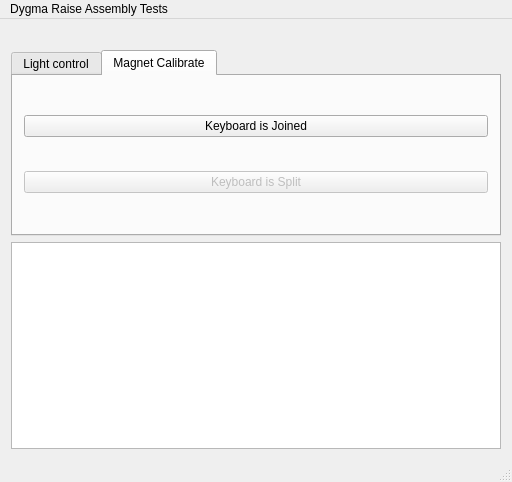
This is combined_tests/mainwindow.ui in Dygmalab/assembly_tests as Qt 5 draws it before an edit. The edited form follows.
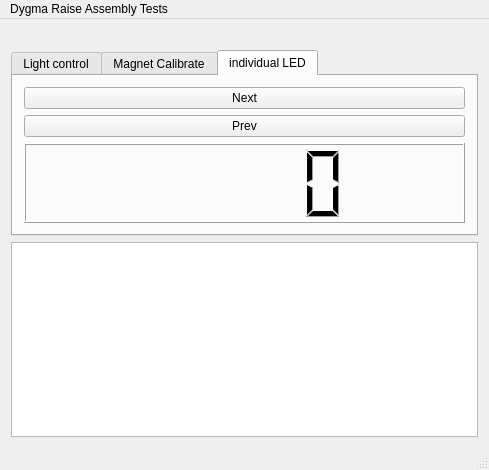
This is the edited form. Icons and pictures are not drawn.

Commit message: added individual led test

```diff
--- a/combined_tests/mainwindow.ui
+++ b/combined_tests/mainwindow.ui
@@ -6,8 +6,8 @@
    <rect>
     <x>0</x>
     <y>0</y>
-    <width>512</width>
-    <height>482</height>
+    <width>489</width>
+    <height>470</height>
    </rect>
   </property>
   <property name="windowTitle">
@@ -45,7 +45,7 @@
          </sizepolicy>
         </property>
         <property name="currentIndex">
-         <number>1</number>
+         <number>2</number>
         </property>
         <widget class="QWidget" name="light">
          <attribute name="title">
@@ -124,6 +124,40 @@
           </item>
          </layout>
         </widget>
+        <widget class="QWidget" name="tab">
+         <attribute name="title">
+          <string>individual LED</string>
+         </attribute>
+         <layout class="QHBoxLayout" name="horizontalLayout_2">
+          <item>
+           <layout class="QGridLayout" name="gridLayout_4">
+            <item row="0" column="0">
+             <widget class="QPushButton" name="led_next">
+              <property name="enabled">
+               <bool>true</bool>
+              </property>
+              <property name="text">
+               <string>Next</string>
+              </property>
+             </widget>
+            </item>
+            <item row="1" column="0">
+             <widget class="QPushButton" name="led_prev">
+              <property name="enabled">
+               <bool>true</bool>
+              </property>
+              <property name="text">
+               <string>Prev</string>
+              </property>
+             </widget>
+            </item>
+            <item row="2" column="0">
+             <widget class="QLCDNumber" name="led_num"/>
+            </item>
+           </layout>
+          </item>
+         </layout>
+        </widget>
        </widget>
       </item>
       <item>
@@ -145,7 +179,7 @@
     <rect>
      <x>0</x>
      <y>0</y>
-     <width>512</width>
+     <width>489</width>
      <height>27</height>
     </rect>
    </property>
```
The commit also changes 2 other files.
